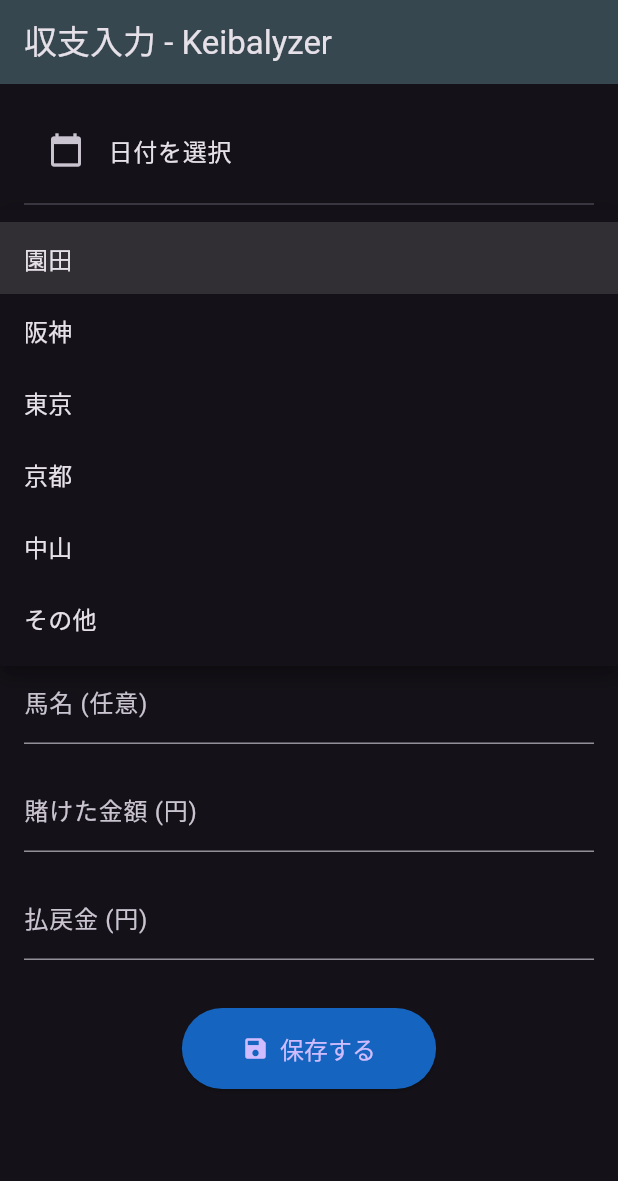
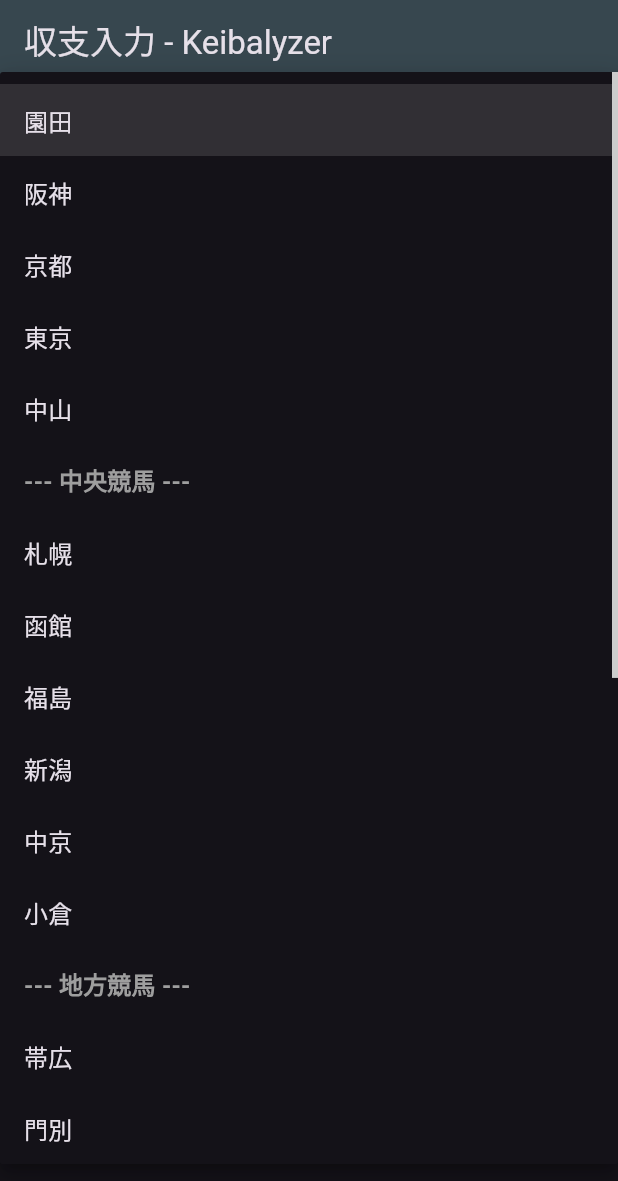
Before and after one commit to Keisuke71/keibalyzer, a Flutter app: the screen it shows after launch, after a tap on "競馬場", on a phone screen of 412 x 824 dp. Shown: the top 1181 px of the screen. Run offline on Flutter 3.47's test engine with Material 3 defaults, Android fonts, the phone set to English and light mode, and no system bars.

Commit message:
収支の入力画面を作成

```diff
--- a/lib/shushi_input_page.dart
+++ b/lib/shushi_input_page.dart
@@ -14,6 +14,37 @@
   String? _selectedRaceNumber;
   String? _selectedBakenType;
 
+  // 競馬場リスト
+  final List<String> keibajoList = [
+    // --- よく使う競馬場 ---
+    '園田',
+    '阪神',
+    '京都',
+    '東京',
+    '中山',
+    '--- 中央競馬 ---',
+    '札幌',
+    '函館',
+    '福島',
+    '新潟',
+    '中京',
+    '小倉',
+    '--- 地方競馬 ---',
+    '帯広',
+    '門別',
+    '盛岡',
+    '水沢',
+    '浦和',
+    '船橋',
+    '大井',
+    '川崎',
+    '金沢',
+    '笠松',
+    '名古屋',
+    '姫路',
+    '高知',
+    '佐賀',
+  ];
   // テキスト入力欄を管理するためのコントローラー
   final TextEditingController _babanController = TextEditingController();
   final TextEditingController _bameiController = TextEditingController();
@@ -63,12 +94,27 @@
                 icon: Icon(Icons.location_on),
               ),
               value: _selectedKeibajo,
-              items: ['園田', '阪神', '東京', '京都', '中山', 'その他']
-                  .map((label) => DropdownMenuItem(
-                        value: label,
-                        child: Text(label),
-                      ))
-                  .toList(),
+              items: keibajoList.map((label) {
+                // 区切り線（---）の場合は、選択不可のヘッダーとして表示
+                if (label.startsWith('---')) {
+                  return DropdownMenuItem<String>(
+                    value: label,
+                    enabled: false, // 選択できないようにする
+                    child: Text(
+                      label,
+                      style: const TextStyle(
+                        fontWeight: FontWeight.bold,
+                        color: Colors.grey,
+                      ),
+                    ),
+                  );
+                }
+                // 通常の競馬場名
+                return DropdownMenuItem<String>(
+                  value: label,
+                  child: Text(label),
+                );
+              }).toList(),
               onChanged: (value) {
                 setState(() {
                   _selectedKeibajo = value;
@@ -78,17 +124,25 @@
             const SizedBox(height: 16),
 
             // --- レース番号入力 ---
-            TextFormField(
+            DropdownButtonFormField<String>(
               decoration: const InputDecoration(
-                labelText: 'レース番号 (例: 11R)',
+                labelText: 'レース番号',
                 icon: Icon(Icons.looks_one),
               ),
+              value: _selectedRaceNumber,
+              items: List.generate(12, (index) {
+                final number = index + 1;
+                return DropdownMenuItem(
+                  value: '${number}R',
+                  child: Text('${number}R'),
+                );
+              }),
               onChanged: (value) {
-                _selectedRaceNumber = value;
+                setState(() {
+                  _selectedRaceNumber = value;
+                });
               },
             ),
-            const SizedBox(height: 16),
-
             // --- 馬券の種類 (ドロップダウン) ---
             DropdownButtonFormField<String>(
               decoration: const InputDecoration(
@@ -97,10 +151,10 @@
               ),
               value: _selectedBakenType,
               items: ['単勝', '複勝', '馬連', '馬単', '枠連', 'ワイド', '三連複', '三連単']
-                  .map((label) => DropdownMenuItem(
-                        value: label,
-                        child: Text(label),
-                      ))
+                  .map(
+                    (label) =>
+                        DropdownMenuItem(value: label, child: Text(label)),
+                  )
                   .toList(),
               onChanged: (value) {
                 setState(() {
@@ -123,13 +177,19 @@
             const SizedBox(height: 16),
             TextFormField(
               controller: _kakekinController,
-              decoration: const InputDecoration(labelText: '賭けた金額 (円)', prefixText: '¥ '),
+              decoration: const InputDecoration(
+                labelText: '賭けた金額 (円)',
+                prefixText: '¥ ',
+              ),
               keyboardType: TextInputType.number,
             ),
             const SizedBox(height: 16),
             TextFormField(
               controller: _haraimodoshiController,
-              decoration: const InputDecoration(labelText: '払戻金 (円)', prefixText: '¥ '),
+              decoration: const InputDecoration(
+                labelText: '払戻金 (円)',
+                prefixText: '¥ ',
+              ),
               keyboardType: TextInputType.number,
             ),
             const SizedBox(height: 32),
@@ -141,13 +201,17 @@
                 label: const Text('保存する'),
                 style: ElevatedButton.styleFrom(
                   backgroundColor: Colors.blue[800],
-                  padding: const EdgeInsets.symmetric(horizontal: 40, vertical: 15),
+                  padding: const EdgeInsets.symmetric(
+                    horizontal: 40,
+                    vertical: 15,
+                  ),
                   textStyle: const TextStyle(fontSize: 16),
                 ),
                 onPressed: () {
                   // TODO: ここに保存処理と収支計算処理を書く
                   final kakekin = int.tryParse(_kakekinController.text) ?? 0;
-                  final haraimodoshi = int.tryParse(_haraimodoshiController.text) ?? 0;
+                  final haraimodoshi =
+                      int.tryParse(_haraimodoshiController.text) ?? 0;
                   final shushi = haraimodoshi - kakekin;
 
                   // 計算結果をダイアログで表示
```
